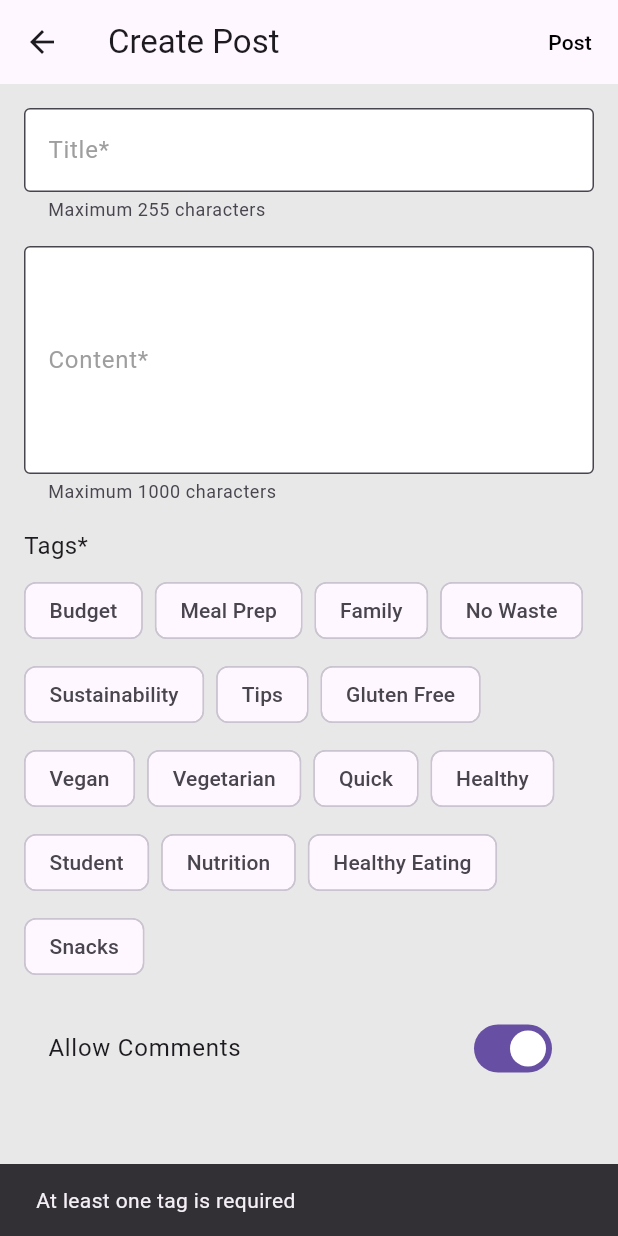
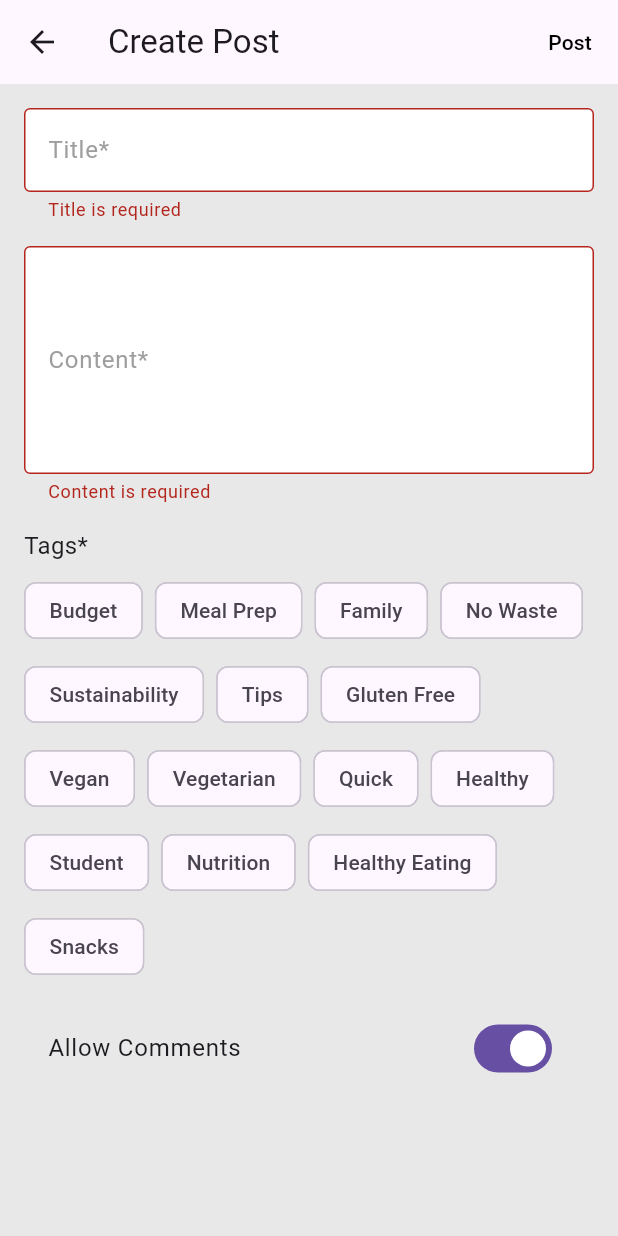
Before and after one commit to bounswe/bounswe2025group6, a Flutter app: the CreatePostScreen screen opened by its route, after a tap on "Post", on a phone screen of 412 x 824 dp. Run offline on Flutter 3.47's test engine with Material 3 defaults, Android fonts, the phone set to English and light mode, and no system bars; our stand-ins replace file_picker, flutter_secure_storage; accounts and stored records are empty.

Commit message:
removed at least one tag required rule

```diff
--- a/mobile/lib/screens/community/create_post_screen.dart
+++ b/mobile/lib/screens/community/create_post_screen.dart
@@ -194,12 +194,6 @@ class _CreatePostScreenState extends State<CreatePostScreen> {
   }
 
   Future<void> _submitPost() async {
-    if (_tags.isEmpty) {
-      ScaffoldMessenger.of(context).showSnackBar(
-        const SnackBar(content: Text('At least one tag is required')),
-      );
-      return;
-    }
 
     if (_formKey.currentState?.validate() ?? false) {
       setState(() => _isLoading = true);
```
